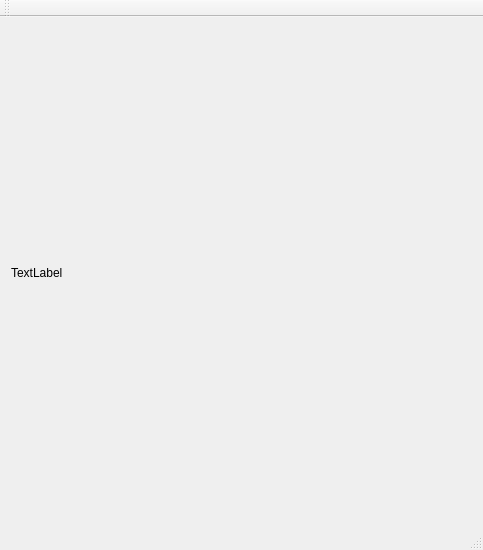
This is MainWindow.ui in MarcusMarcusMarcus/LedMatrix as Qt 5 draws it before an edit. The edited form follows.
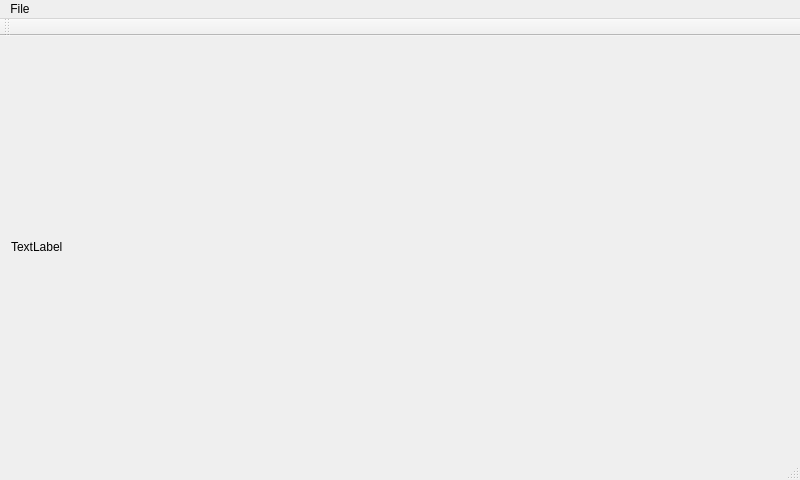
This is the edited form.

Commit message: minor adjustments to work with different matrix sizes

Patch:
```diff
--- a/MainWindow.ui
+++ b/MainWindow.ui
@@ -6,8 +6,8 @@
    <rect>
     <x>0</x>
     <y>0</y>
-    <width>483</width>
-    <height>550</height>
+    <width>800</width>
+    <height>480</height>
    </rect>
   </property>
   <property name="windowTitle">
@@ -35,10 +35,19 @@
     <rect>
      <x>0</x>
      <y>0</y>
-     <width>483</width>
-     <height>26</height>
+     <width>800</width>
+     <height>22</height>
     </rect>
    </property>
+   <widget class="QMenu" name="menuFile">
+    <property name="title">
+     <string>File</string>
+    </property>
+    <addaction name="actionAbout"/>
+    <addaction name="separator"/>
+    <addaction name="actionQuit"/>
+   </widget>
+   <addaction name="menuFile"/>
   </widget>
   <widget class="QToolBar" name="mainToolBar">
    <attribute name="toolBarArea">
```
Left out of the diff: 10 changed lines with no effect on the pictures. The commit also changes 2 other files.
